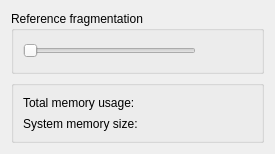
Qt form src/plugins/genome_aligner/src/ui/BuildSuffixArraySettings.ui (violethaze74/ugene) before a commit.
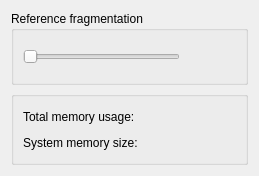
The same form after that commit.

```diff
--- a/src/plugins/genome_aligner/src/ui/BuildSuffixArraySettings.ui
+++ b/src/plugins/genome_aligner/src/ui/BuildSuffixArraySettings.ui
@@ -6,8 +6,8 @@
    <rect>
     <x>0</x>
     <y>0</y>
-    <width>275</width>
-    <height>154</height>
+    <width>259</width>
+    <height>176</height>
    </rect>
   </property>
   <property name="sizePolicy">
@@ -16,24 +16,27 @@
     <verstretch>0</verstretch>
    </sizepolicy>
   </property>
-  <property name="minimumSize">
-   <size>
-    <width>275</width>
-    <height>130</height>
-   </size>
-  </property>
   <property name="windowTitle">
    <string/>
   </property>
   <layout class="QVBoxLayout" name="verticalLayout">
+   <property name="sizeConstraint">
+    <enum>QLayout::SetMinAndMaxSize</enum>
+   </property>
    <item>
     <widget class="QGroupBox" name="refGroupBox">
      <property name="title">
       <string>Reference fragmentation</string>
      </property>
      <layout class="QVBoxLayout" name="verticalLayout_4">
+      <property name="sizeConstraint">
+       <enum>QLayout::SetMinAndMaxSize</enum>
+      </property>
       <item>
        <layout class="QHBoxLayout" name="horizontalLayout">
+        <property name="sizeConstraint">
+         <enum>QLayout::SetMinAndMaxSize</enum>
+        </property>
         <item>
          <widget class="QSlider" name="partSlider">
           <property name="toolTip">
@@ -82,18 +85,18 @@
        <verstretch>0</verstretch>
       </sizepolicy>
      </property>
-     <property name="minimumSize">
-      <size>
-       <width>250</width>
-       <height>0</height>
-      </size>
-     </property>
      <property name="title">
       <string/>
      </property>
      <layout class="QGridLayout" name="gridLayout">
+      <property name="sizeConstraint">
+       <enum>QLayout::SetMinAndMaxSize</enum>
+      </property>
       <item row="0" column="0">
        <layout class="QHBoxLayout" name="horizontalLayout_4">
+        <property name="sizeConstraint">
+         <enum>QLayout::SetMinAndMaxSize</enum>
+        </property>
         <item>
          <widget class="QLabel" name="label">
           <property name="text">
@@ -103,12 +106,6 @@
         </item>
         <item>
          <widget class="QLabel" name="totalSizeLabel">
-          <property name="minimumSize">
-           <size>
-            <width>61</width>
-            <height>0</height>
-           </size>
-          </property>
           <property name="maximumSize">
            <size>
             <width>61</width>
@@ -124,6 +121,9 @@
       </item>
       <item row="1" column="0">
        <layout class="QHBoxLayout" name="horizontalLayout_5">
+        <property name="sizeConstraint">
+         <enum>QLayout::SetMinAndMaxSize</enum>
+        </property>
         <item>
          <widget class="QLabel" name="label_3">
           <property name="text">
@@ -133,12 +133,6 @@
         </item>
         <item>
          <widget class="QLabel" name="systemSizeLabel">
-          <property name="minimumSize">
-           <size>
-            <width>61</width>
-            <height>0</height>
-           </size>
-          </property>
           <property name="maximumSize">
            <size>
             <width>61</width>
```
